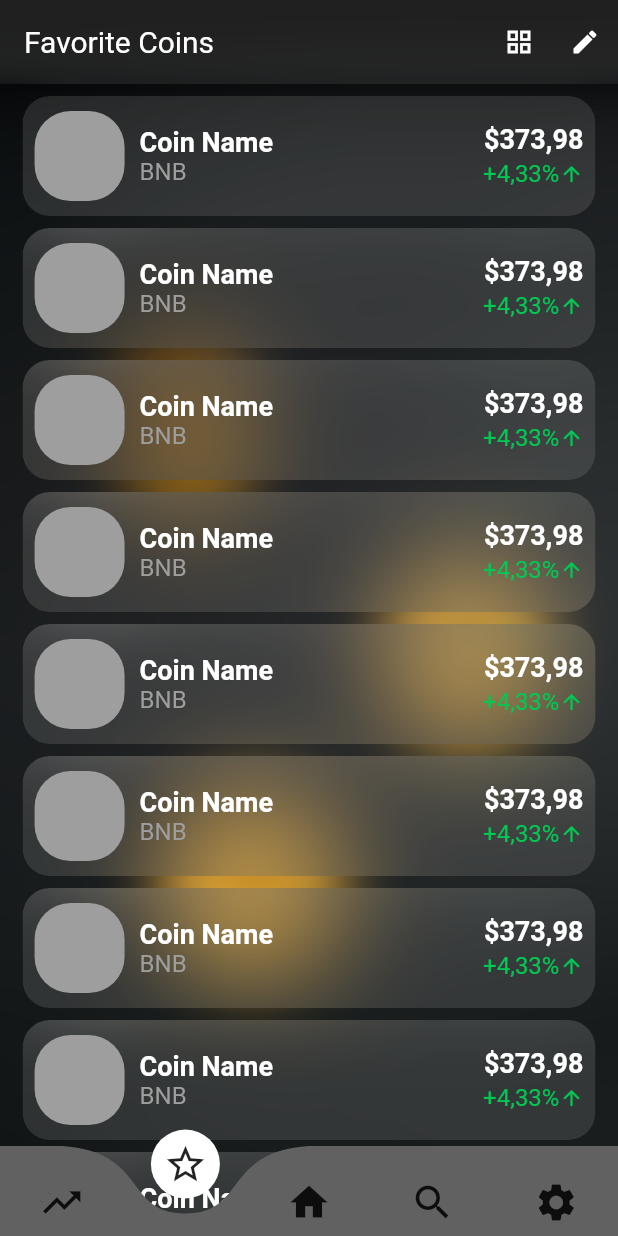
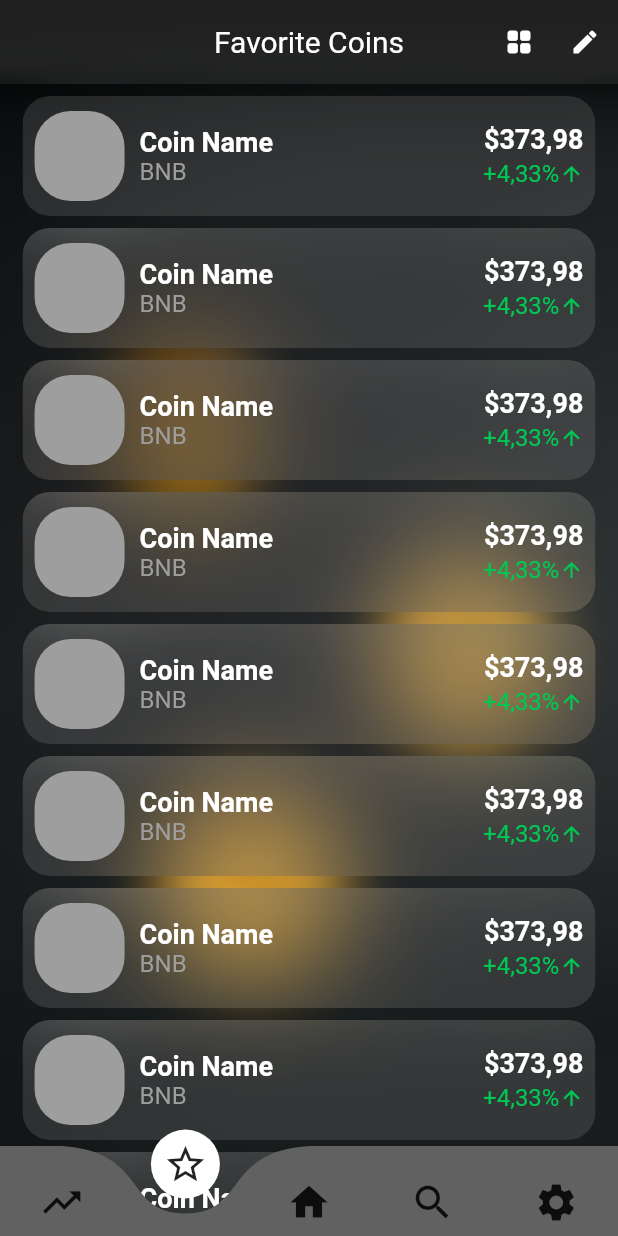
Before and after one commit to RitikRajoria/Crypto-Tracker-App, a Flutter app: the screen it shows after launch, item 2 of the bottom bar chosen, on a phone screen of 412 x 824 dp. Run offline on Flutter 3.47's test engine with Material 2 defaults, Android fonts, the phone set to English and light mode, and no system bars; drawn by our look-alikes of curved_navigation_bar; our stand-ins replace fl_chart.

Commit message:
minor favs changes

```diff
--- a/lib/pages/favorites.dart
+++ b/lib/pages/favorites.dart
@@ -25,6 +25,7 @@ class _FavoritesState extends State<Favorites> {
           child: Container(),
         ),),
         backgroundColor: Colors.grey.withOpacity(0.2),
+        centerTitle: true,
         title: Text(
           "Favorite Coins",
           style:TextStyle(
@@ -37,10 +38,10 @@ class _FavoritesState extends State<Favorites> {
           CupertinoButton(
                                 padding: EdgeInsets.all(0),
                                 child: viewType == true
-                                    ? Icon(Icons.grid_view,
+                                    ? Icon(Icons.grid_view_rounded,
                                         color: textWhite, size: 20)
-                                    : Icon(Icons.view_list_outlined,
-                                        color: textWhite, size: 28),
+                                    : Icon(Icons.view_list_rounded,
+                                        color: textWhite, size: 24),
                                 onPressed: () {
                                   setState(() {
                                     viewType = !viewType;
@@ -74,57 +75,7 @@ class _FavoritesState extends State<Favorites> {
                 child: Container(),
               ),
             ),
-            // Column(
-            //   children: [
-            //     ClipRect(
-            //       child: BackdropFilter(
-            //         filter: ImageFilter.blur(sigmaX: 30.0, sigmaY: 30.0),
-            //         child: Container(
-            //           height: 55,
-            //           decoration: BoxDecoration(
-            //             color: Colors.grey.withOpacity(0.2),
-            //           ),
-            //           child: Padding(
-            //             padding: const EdgeInsets.only(left: 10, right: 10),
-            //             child: Row(
-            //               mainAxisAlignment: MainAxisAlignment.end,
-            //               children: [
-            //                 Row(
-            //                   children: [
-            //                     Text(
-            //                       "Favorite Coins",
-            //                       style: TextStyle(
-            //                           fontWeight: FontWeight.w500,
-            //                           color: textWhite,
-            //                           fontSize: 20),
-            //                     ),
-            //                   ],
-            //                 ),
-            //                 CupertinoButton(
-            //                     padding: EdgeInsets.all(0),
-            //                     child: viewType == true
-            //                         ? Icon(Icons.grid_view,
-            //                             color: textWhite, size: 20)
-            //                         : Icon(Icons.view_list_outlined,
-            //                             color: textWhite, size: 20),
-            //                     onPressed: () {
-            //                       setState(() {
-            //                         viewType = !viewType;
-            //                       });
-            //                     }),
-            //                 CupertinoButton(
-            //                     padding: EdgeInsets.all(0),
-            //                     child: Icon(Icons.edit,
-            //                         color: textWhite, size: 20),
-            //                     onPressed: () {}),
-            //               ],
-            //             ),
-            //           ),
-            //         ),
-            //       ),
-            //     ),
-            //   ],
-            // ),
+
             SingleChildScrollView(
               child: body(size),
             ),
```
